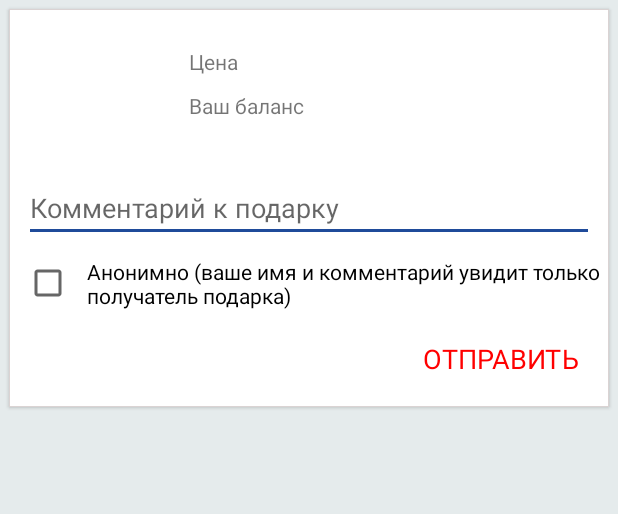
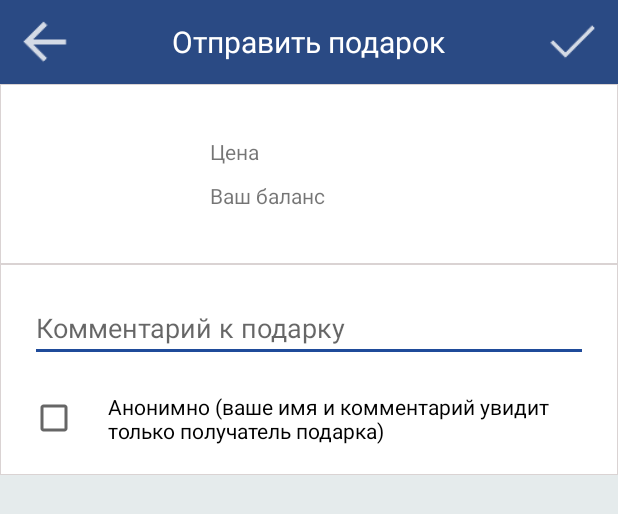
Before and after one commit to BlindSheep/Hello, an Android app: the layout activity_send_gift.xml on its own in the app's theme, with its tools: preview values and no code run, on a phone screen of 412 x 824 dp. Shown: the top 514 px of the screen. Run offline under Robolectric (Android 15) with nearby library versions, the phone set to English and light mode, and no system bars; network calls fail.

Commit message:
*Перезалив проекта полный

```diff
--- a/app/src/main/AndroidManifest.xml
+++ b/app/src/main/AndroidManifest.xml
@@ -152,6 +152,7 @@
             android:label="@string/title_activity_setting_of_profile"
             android:theme="@style/AppTheme.NoActionBar" />
         <activity
+            android:theme="@style/AppTheme.NoActionBar"
             android:name=".activity.SendGiftActivity"
             android:label="Отправить подарок"/>
     </application>
--- a/app/src/main/java/com/httpso_hello/hello/adapters/GiftsInProfileAdapter.java
+++ b/app/src/main/java/com/httpso_hello/hello/adapters/GiftsInProfileAdapter.java
@@ -1,6 +1,7 @@
 package com.httpso_hello.hello.adapters;
 
 import android.app.Activity;
+import android.util.DisplayMetrics;
 import android.view.LayoutInflater;
 import android.view.View;
 import android.view.ViewGroup;
@@ -59,14 +60,18 @@ public class GiftsInProfileAdapter extends ArrayAdapter<String> {
             holder = (GiftsInProfileAdapter.ViewHolder) rowView.getTag();
         }
 
+        DisplayMetrics displaymetrics = getContext().getResources().getDisplayMetrics();
+
         if(position == 0) {
             Picasso.with(getContext())
                     .load(R.drawable.ic_action_send_gift_2)
+                    .resize((int) (displaymetrics.density * 30), (int) (displaymetrics.density * 30))
                     .into(holder.imageView);
         } else {
             final String gift = this.gifts.get(position - 1);
             Picasso.with(getContext())
                     .load(Constant.upload + gift)
+                    .resize((int) (displaymetrics.density * 60), (int) (displaymetrics.density * 60))
                     .into(holder.imageView);
         }
         return rowView;
--- a/app/src/main/res/layout/activity_send_gift.xml
+++ b/app/src/main/res/layout/activity_send_gift.xml
@@ -1,5 +1,6 @@
 <?xml version="1.0" encoding="utf-8"?>
-<RelativeLayout xmlns:android="http://schemas.android.com/apk/res/android"
+<RelativeLayout
+    xmlns:android="http://schemas.android.com/apk/res/android"
     xmlns:app="http://schemas.android.com/apk/res-auto"
     xmlns:tools="http://schemas.android.com/tools"
     android:layout_width="match_parent"
@@ -7,24 +8,62 @@
     android:background="@color/zalivon"
     tools:context="com.httpso_hello.hello.activity.SendGiftActivity">
 
+    <android.support.v4.widget.SwipeRefreshLayout
+        android:id="@+id/refresh"
+        android:background="@color/zalivon"
+        android:layout_width="match_parent"
+        android:layout_height="wrap_content">
+
     <LinearLayout
         android:elevation="1.5dp"
-        android:layout_margin="6dp"
-        android:background="@drawable/board"
+        android:background="@color/zalivon"
         android:layout_width="match_parent"
         android:layout_height="wrap_content"
-        android:orientation="vertical"
-        android:layout_alignParentTop="true"
-        android:layout_centerHorizontal="true">
+        android:orientation="vertical">
+
+        <RelativeLayout
+            android:layout_width="match_parent"
+            android:layout_height="?attr/actionBarSize"
+            android:background="@color/main_blue_color_hello">
+
+            <ImageView
+                android:id="@+id/back"
+                android:layout_width="40dp"
+                android:layout_height="40dp"
+                android:layout_marginLeft="10dp"
+                android:layout_centerVertical="true"
+                android:tint="@color/white"
+                app:srcCompat="@mipmap/ic_action_back"/>
+
+            <TextView
+                android:layout_width="wrap_content"
+                android:layout_height="wrap_content"
+                android:layout_centerInParent="true"
+                android:textSize="20sp"
+                android:textColor="@color/white"
+                android:text="Отправить подарок"/>
+
+            <ImageView
+                android:id="@+id/accept"
+                android:layout_width="40dp"
+                android:layout_height="40dp"
+                android:layout_centerVertical="true"
+                android:layout_alignParentRight="true"
+                android:layout_marginRight="10dp"
+                android:tint="@color/white"
+                app:srcCompat="@mipmap/ic_action_accept"/>
+
+        </RelativeLayout>
 
         <LinearLayout
+            android:background="@drawable/board"
             android:orientation="horizontal"
             android:layout_width="match_parent"
             android:layout_height="wrap_content">
 
             <ImageView
                 android:id="@+id/photo"
-                android:layout_margin="10dp"
+                android:layout_margin="20dp"
                 android:layout_width="80dp"
                 android:layout_height="80dp" />
 
@@ -48,35 +87,57 @@
                     android:layout_height="wrap_content"
                     android:text="Ваш баланс"/>
 
+                <TextView
+                    android:id="@+id/dontHavePoints"
+                    android:visibility="gone"
+                    android:layout_marginTop="10dp"
+                    android:layout_width="wrap_content"
+                    android:layout_height="wrap_content"
+                    android:textColor="@color/main_red_color_hello"
+                    android:text="Нехватает баллов"/>
+
             </LinearLayout>
 
         </LinearLayout>
+
+        <LinearLayout
+            android:orientation="vertical"
+            android:background="@drawable/board"
+            android:layout_width="match_parent"
+            android:layout_height="wrap_content">
 
         <EditText
             android:id="@+id/comment"
             android:layout_width="match_parent"
             android:layout_height="wrap_content"
-            android:layout_margin="10dp"
+            android:layout_margin="20dp"
             android:hint="Комментарий к подарку"/>
 
         <CheckBox
             android:id="@+id/isAnon"
             android:layout_width="match_parent"
             android:layout_height="wrap_content"
-            android:paddingLeft="10dp"
-            android:layout_marginLeft="10dp"
+            android:paddingLeft="20dp"
+            android:layout_marginLeft="20dp"
+            android:paddingRight="20dp"
+            android:layout_marginBottom="20dp"
             android:text="Анонимно (ваше имя и комментарий увидит только получатель подарка)"/>
 
         <TextView
             android:id="@+id/send"
+            android:visibility="gone"
             android:layout_width="wrap_content"
             android:layout_height="wrap_content"
             android:layout_gravity="right"
             android:padding="20dp"
             android:textSize="18sp"
             android:textColor="@color/main_red_color_hello"
-            android:text="ОТПРАВИТЬ"/>
+            android:text="ПОПОЛНИТЬ БАЛАНС"/>
+
+        </LinearLayout>
 
     </LinearLayout>
 
+    </android.support.v4.widget.SwipeRefreshLayout>
+
 </RelativeLayout>
--- a/app/src/main/res/layout/content_get_gifts_item.xml
+++ b/app/src/main/res/layout/content_get_gifts_item.xml
@@ -8,8 +8,8 @@
 
     <ImageView
         android:id="@+id/imageGift"
-        android:layout_width="100dp"
-        android:layout_height="100dp"
+        android:layout_width="70dp"
+        android:layout_height="70dp"
         android:layout_margin="10dp"
         app:srcCompat="@mipmap/avatar" />
 
```
Also changed, not shown: app/src/main/java/com/httpso_hello/hello/activity/SendGiftActivity.java (+64 -15 lines), app/src/main/res/layout/content_gifts_in_profile.xml (+10 -4 lines), app/src/main/res/layout/header_for_gifts_list.xml (added, +15 -0 lines).
